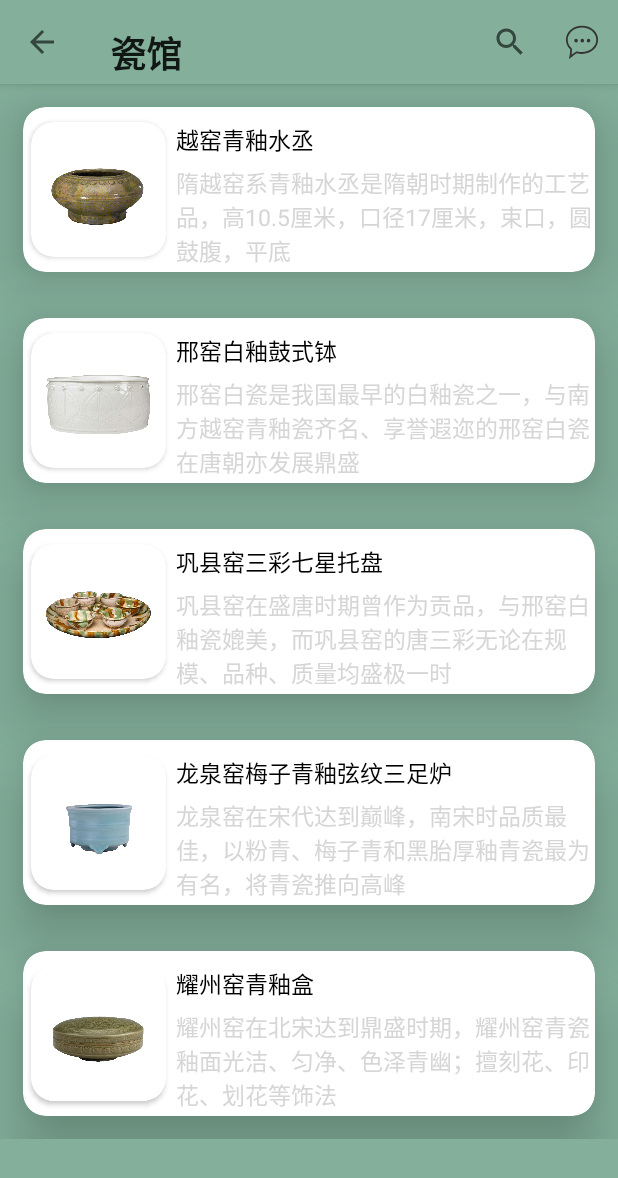
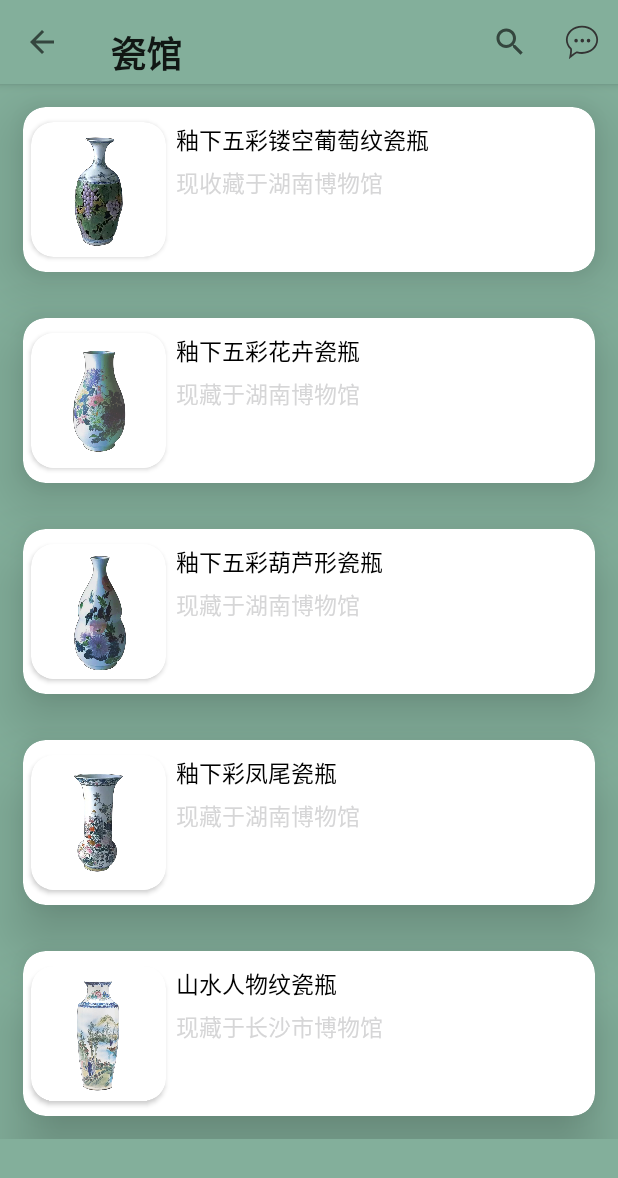
Before and after one commit to leiteorz/PorcelainApp, an Android app: the screen it shows after launch (ChinaGuanCangActivity), after a tap on an icon or button, on a phone screen of 412 x 824 dp. Shown: the top 1178 px of the screen. Run offline under Robolectric (Android 15) with nearby library versions, the phone set to English and light mode, and no system bars; our stand-ins replace Room's generated code; libraries missing offline, so code that uses them is left out: com.tencent.mmkv, com.youth.banner; pictures from the network do not load; 14 statements that could not run were skipped.

Commit message:
替换馆藏，修改我的界面

```diff
--- a/samples/ar-model-viewer/src/main/java/com/android/china/view/ChinaGuanCangActivity.java
+++ b/samples/ar-model-viewer/src/main/java/com/android/china/view/ChinaGuanCangActivity.java
@@ -186,50 +186,50 @@ public class ChinaGuanCangActivity extends AppCompatActivity {
             List<GuanCang> list = new ArrayList<>();
             List<MyCollect> myCollectList = new ArrayList<>();
 
-            GuanCang guanCang1 = new GuanCang("越窑青釉水丞",
-                    "隋越窑系青釉水丞是隋朝时期制作的工艺品，高10.5厘米，口径17厘米，束口，圆鼓腹，平底",
+            GuanCang guanCang1 = new GuanCang("釉下五彩镂空葡萄纹瓷瓶",
+                    "现收藏于湖南博物馆",
                     R.drawable.guancang_1,
-                    "\t\t\t\t隋越窑系青釉水丞是隋朝时期制作的工艺品，高10.5厘米，口径17厘米，束口，圆鼓腹，平底。\n\n\t\t\t\t隋越窑青釉水丞高10.5厘米，口径17厘米，底径5.2厘米。束口，圆鼓腹，平底。内外施青釉，内满釉外釉接近底部，釉面开有细小之纹片，釉色泛青。胎质坚至细腻，烧成温度高，整器造型稳重端庄而又不失秀丽，韵味十足。\n\n\t\t\t\t该种器型始见于南北朝，隋唐时广泛采用，成为通用器型，在传世文物中相同器型的见有陶瓷器、青铜器和金银器等。及至清代，因其器型及其秀美，历朝官窑均沿用此造型生产文房用具，并波及民窑瓷作以及玉作。",
-                    "https://leiteorz.oss-cn-hangzhou.aliyuncs.com/img/guancang1.png"
+                    "\t\t\t\t清宣统二年（公元1910年）制作，高41.5厘米，口径11厘米，底径12.8厘米。为陈设用瓷，喇叭口，细束颈，溜肩，弧腹下敛，圈足。是醴陵窑用彩及镂空透雕装饰的代表器。\n\n\t\t\t\t此瓶颈部及肩部绘田园山水，山水环绕中有小小的村落，村民或插秧，或聊天，旁有小狗等候主人回家，整个图景充满着祥和、宁静的气氛。腹部镂空为枝蔓缠绕的葡萄纹，藤蔓曲折蜿蜒，葡萄晶莹剔透，叶片青翠欲滴，叶脉清晰，毛虫爬行其上，青蛙腾跃其间。通过镂空处可见内瓶花纹。此瓷瓶乃传统套瓶式样。套瓶是以在镂空瓶内套装一小瓶而得名，于明代龙泉窑首创，后来清乾隆年间继续发展，制作出能转动的内瓶即所谓的转心瓶。此件宣统时期的套瓶，从腹部花叶间镂空处可见内瓶，设计结构上也极为生动有趣，可谓匠心独运，兼具审美与实用价值。\n\n\t\t\t\t瓷瓶底双圈内青花书“大清宣统二年湖南瓷业公司”三行楷书款。1905年至1930年之前，醴陵釉下五彩瓷器款识很多，它们都是由指定人员所写。光绪末年款识有“湘造”、“湖南制造”，还有“湖南瓷业公司”、“湖南瓷业学堂制”、“湖南瓷校”、“瓷业公司造”，同时还有编年款“戊申湖南瓷业公司造”，也有不打款识的。早期作品，瓷坯偏厚，量重，款识多为楷书、行书。宣统期间有“大清宣统元年湖南瓷业公司”、“大清宣统二年湖南瓷业公司”、“大清宣统三年湖南瓷业公司”，民国初期有“洪宪元年”款。此外还有学校及画师的姓名款如：“大清宣统二年湖南瓷业公司罗正五制”等。又有作坊款“湖南模范窑业工场造”、“台田”“台田讲习所造”、“长沙台田”、“长沙台田瓷业讲习所谨制”。还有横写瓶口款识等等。款识有双圈和无双圈两种，多为楷书，也有隶书的。",
+                    "https://leiteorz.oss-cn-hangzhou.aliyuncs.com/img/1.png"
             );
             list.add(guanCang1);
-            myCollectList.add(new MyCollect(0,1,0,"越窑青釉水丞","隋越窑系青釉水丞是隋朝时期制作的工艺品，高10.5厘米，口径17厘米，束口，圆鼓腹，平底",R.drawable.guancang_1));
+            myCollectList.add(new MyCollect(0,1,0,"釉下五彩镂空葡萄纹瓷瓶","现收藏于湖南博物馆",R.drawable.guancang_1));
 
-            GuanCang guanCang2 = new GuanCang("邢窑白釉鼓式钵",
-                    "邢窑白瓷是我国最早的白釉瓷之一，与南方越窑青釉瓷齐名、享誉遐迩的邢窑白瓷在唐朝亦发展鼎盛",
+            GuanCang guanCang2 = new GuanCang("釉下五彩花卉瓷瓶",
+                    "现藏于湖南博物馆",
                     R.drawable.guancang_2,
-                    "\t\t\t\t邢窑是中国白瓷的发祥地。中国古代最早的官窑之一。内丘在唐代属于邢州，故史称邢窑。河北内丘邢窑遗址被评为 2012年度全国十大考古新发现。邢窑古代窑址位于今邢台市内丘县与临城县一带。邢窑是中国最早的白瓷窑址，邢白瓷的发明与制作，打破了自商代以来，青瓷一统天下的局面，形成南方以浙江慈溪越窑为代表的青瓷和北方以河北内丘邢窑为代表的白瓷并驾齐驱、平分秋色的格局，形成了 “南青北白”的格局。\n\n\t\t\t\t邢窑创烧于北朝晚期，经过隋朝的飞速发展，到唐朝已达到鼎盛阶段，衰落于唐末五代时期，成为我国早期生产白瓷的中心。\n\n\t\t\t\t邢州（今邢台）瓷窑是唐代七大名窑之一，因产在邢州而得名，是华夏白瓷的鼻祖，在中国陶瓷史上占有非常重要的地位，被称为陶瓷史上一座辉煌的里程碑。\n\n\t\t\t\t邢窑的所在内丘被当称为瓷都，内丘现有如今位于河北省内丘县的中国邢窑博物馆、邢瓷文化体验馆、邢窑遗址博物馆。",
-                    "https://leiteorz.oss-cn-hangzhou.aliyuncs.com/img/guancang2.png"
+                    "\t\t\t\t清宣统（公元1909—1911年），高49.2厘米，口径15.2厘米，底径16.7厘米。陈设用瓷，撇口，束颈，垂鼓腹，圈足。通体白地釉下五彩装饰，腹部绘五彩花卉一束，有菊花、腊梅、山茶花、绣球花等，底双圈内青花书“大清宣统二年湖南瓷业公司”三行楷书款。器物造型秀美，画面素雅，花卉多姿娇娆，寓意富贵吉祥。",
+                    "https://leiteorz.oss-cn-hangzhou.aliyuncs.com/img/2.png"
             );
             list.add(guanCang2);
-            myCollectList.add(new MyCollect(1,1,0,"邢窑白釉鼓式钵","邢窑白瓷是我国最早的白釉瓷之一，与南方越窑青釉瓷齐名、享誉遐迩的邢窑白瓷在唐朝亦发展鼎盛",R.drawable.guancang_2));
+            myCollectList.add(new MyCollect(1,1,0,"釉下五彩花卉瓷瓶","现藏于湖南博物馆",R.drawable.guancang_2));
 
-            GuanCang guanCang3 = new GuanCang("巩县窑三彩七星托盘",
-                    "巩县窑在盛唐时期曾作为贡品，与邢窑白釉瓷媲美，而巩县窑的唐三彩无论在规模、品种、质量均盛极一时",
+            GuanCang guanCang3 = new GuanCang("釉下五彩葫芦形瓷瓶",
+                    "现藏于湖南博物馆",
                     R.drawable.guancang_3,
-                    "\t\t\t\t巩县窑，唐代重要瓷窑，在今河南巩县。1957年发现。隋已生产青瓷平底碗及高足盘等，器外壁施釉不到底，唐代生产白瓷、黑瓷、绞胎、唐三彩及黄、绿、蓝等单色釉陶器。白瓷中有一部分作为贡品，供民间所用之茶器为其大宗产品。巩县窑是已发现的烧造唐三彩的最主要窑址。\n\n\t\t\t\t在今河南省巩县，故名巩县窑。该窑始烧于隋，盛于唐，到五代初衰退。隋代烧青瓷，唐代烧白瓷，还烧三彩陶器、黑瓷、纹胎和茶叶未釉等。产品有碗、注壶、盘口瓶、盒 、钵、杯、豆、枕、人物动物雕塑以及玩具等。\n\n\t\t\t\t该窑产品特征是：白瓷胎色灰白，釉色白腻，质量较好；黑瓷胎体厚重，胎白釉黑，修胎精细，制作规整。三彩陶器胎呈灰白色，釉色有黄、绿、红、兰、白、褐等多种，也有单色釉器及纹胎装饰釉器。工艺特征是器物多为平底、玉壁底、浅圈足园饼状突足等。三彩器是先烧素坏，再挂彩烧成。器物装烧垫具有三岔支具，长方形垫具和园形托珠，器物内或足底一般留有几个垫具痕。",
-                    "https://leiteorz.oss-cn-hangzhou.aliyuncs.com/img/guancang3.png"
+                    "\t\t\t\t清宣统（公元1909—1911年），高32.2厘米，口径5.3厘米，底径9.9厘米。陈设用瓷，喇叭口，束颈，腹作葫芦形，圈足。\n\n\t\t\t\t腹部饰釉下五彩菊花一束，描绘时先以墨线勾勒出花的轮廓，再以色彩涂染，叶正面用深绿，阴面及叶茎用草绿色，花瓣用紫、浅绛色，花蕊以绿色点成，焙烧后墨线消失，有如“无骨画”， 底双圈内青花书“大清宣统二年湖南瓷业公司”三行楷书款。器物造型别致，纹饰色彩妍丽，画工精湛。",
+                    "https://leiteorz.oss-cn-hangzhou.aliyuncs.com/img/3.png"
             );
             list.add(guanCang3);
-            myCollectList.add(new MyCollect(2,1,0,"邢窑白釉鼓式钵","巩县窑在盛唐时期曾作为贡品，与邢窑白釉瓷媲美，而巩县窑的唐三彩无论在规模、品种、质量均盛极一时",R.drawable.guancang_3));
+            myCollectList.add(new MyCollect(2,1,0,"釉下五彩葫芦形瓷瓶","现藏于湖南博物馆",R.drawable.guancang_3));
 
-            GuanCang guanCang4 = new GuanCang("龙泉窑梅子青釉弦纹三足炉",
-                    "龙泉窑在宋代达到巅峰，南宋时品质最佳，以粉青、梅子青和黑胎厚釉青瓷最为有名，将青瓷推向高峰",
+            GuanCang guanCang4 = new GuanCang("釉下彩凤尾瓷瓶",
+                    "现藏于湖南博物馆",
                     R.drawable.guancang_4,
-                    "\t\t\t\t龙泉窑因在今浙江龙泉县，故名，属我国南方青瓷系统。创造于北宋早期，南宋中晚期进入鼎盛时期，至明代中叶以后渐趋衰落，传世的龙泉青瓷下限至清康熙年间，烧造历史达七、八百年之久。北宋时期的龙泉青瓷，胎骨较厚，胎土淡灰，底足露胎处见赭褐色窑红，胎微出烧，釉的玻化程度好，釉层透明，釉表光泽很强。装饰花纹较简练，常见纹样有鱼纹、蕉叶、金枝、荷花等。装饰风格趋于奔放。处于南宋鼎盛时期的龙泉青瓷，形成了自已独有的艺术风格，显示了独特的魅力。\n\n\t\t\t\t南宋龙泉青瓷的造型亦形成自已的风格，稳重大方，浑厚淳朴而又不失秀媚，器型丰富多样，装饰普遍采用刻花和堆塑法，颇具艺术匠心。\n\n\t\t\t\t元代龙泉青瓷烧造量大，风格与南宋迥异：器型高大、胎体厚重；胎色为白中带灰或淡黄；釉色为粉青带黄绿，光泽较强，釉层半透明；装饰手法多种多样，有刻、划、印、贴、塑等，以划花为主，花纹粗略，线条奔放，纹饰以云龙、飞凰、双鱼、八仙、八卦、牡丹、荷叶等为多见。此外，还大量出现汉文和八思巴文字款铭。\n\n\t\t\t\t明代龙泉青瓷走向衰弱，器物胎体厚重，制作粗糙，胎色为灰黄，釉层厚，透明度高，釉表光泽强，釉色有青灰、茶叶末、灰黄等几种，装饰以釉下刻花为主，亦有模印人物故事的装饰方法。\n\n\t\t\t\t宋代龙泉青瓷是青瓷工艺的历史高峰。其青瓷的釉色与质地之美，亦如巧夺天工的人造美玉，全世人为之倾倒。",
-                    "https://leiteorz.oss-cn-hangzhou.aliyuncs.com/img/guancang4.jpg"
+                    "\t\t\t\t釉下彩凤尾瓷瓶为清宣统年间的瓷器，高55.8 口径27.5厘米，1953年，湖南省文管会征集而来。现收藏于湖南省博物馆。\n\n\t\t\t\t陈设用器。器形高大，长颈鼓腹。右上墨书：“浭阳尚书钧鉴 属吏晏元枢监制”。底书“大清宣统三年湖南瓷业公司”青花款。可见这是一件礼品瓷。据考证，“浭阳尚书”指时任鄂汉、川汉铁路督办端方，这件醴陵瓷就是其部下所送。",
+                    "https://leiteorz.oss-cn-hangzhou.aliyuncs.com/img/4.png"
             );
             list.add(guanCang4);
-            myCollectList.add(new MyCollect(3,1,0,"龙泉窑梅子青釉弦纹三足炉","龙泉窑在宋代达到巅峰，南宋时品质最佳，以粉青、梅子青和黑胎厚釉青瓷最为有名，将青瓷推向高峰",R.drawable.guancang_4));
+            myCollectList.add(new MyCollect(3,1,0,"釉下彩凤尾瓷瓶","现藏于湖南博物馆",R.drawable.guancang_4));
 
-            GuanCang guanCang5 = new GuanCang("耀州窑青釉盒",
-                    "耀州窑在北宋达到鼎盛时期，耀州窑青瓷釉面光洁、匀净、色泽青幽；擅刻花、印花、划花等饰法",
+            GuanCang guanCang5 = new GuanCang("山水人物纹瓷瓶",
+                    "现藏于长沙市博物馆",
                     R.drawable.guancang_5,
-                    "\t\t\t\t耀州窑是北方青瓷的代表。唐代开始烧制黑釉、白釉、青釉、茶叶末釉和白釉绿彩、褐彩、黑彩以及三彩陶器等。宋、金以青瓷为主。北宋是耀州窑的鼎盛时期，据记载且为朝廷烧造“贡瓷”。金代延续北宋时期继续发展，元代开始转型，走向末落，经明代、清代，终于民国。\n\n\t\t\t\t耀州窑青瓷的主要特点：纹饰刻的非常清晰，带有北方人的性格特点，史籍上记载又叫刀刀见泥。\n\n\t\t\t\t耀州窑的传统工艺主要体现在原料的采配、成分及加工，泥料的储备及练揉，手工拉坯及修坯，手工雕花、刻花、划花、贴花、印花，釉药的选配、制备及敷施，匣钵、窑具的制作及装窑，火焰气氛及烧成等七个方面。一件制品完成要经过采料、精选、风化、配比、粑泥、陈腐、熟泥、揉泥、手拉坯、修坯、釉料精选、配制、施釉、手工装饰（雕、刻、贴、印）、窑具制作、装窑、烧窑等17道工序。各工序都有相应的技术要求，掌握相关技艺的人被称为“匠人”。",
-                    "https://leiteorz.oss-cn-hangzhou.aliyuncs.com/img/guancang5.png"
+                    "\t\t\t\t清醴陵窑釉下五彩山水人物纹瓷瓶是清代文物。\n\n\t\t\t\t此展品为清代文物。高47.4厘米，口径12厘米，足径13厘米。瓶口微喇，折肩，长圆腹，圈足，足外侧凸起一周，器表作釉下五彩装饰，口外侧有一周由卷叶纹组成的花带，颈部一侧为折枝芙蓉花纹，另一侧为折枝芙蓉花和菊花纹，折肩部由青花绘有花朵纹和如意纹，组成二圈花纹带，腹部彩绘纹饰。现收藏于长沙市博物馆。",
+                    "https://leiteorz.oss-cn-hangzhou.aliyuncs.com/img/5.png"
             );
             list.add(guanCang5);
-            myCollectList.add(new MyCollect(4,1,0,"耀州窑青釉盒","耀州窑在北宋达到鼎盛时期，耀州窑青瓷釉面光洁、匀净、色泽青幽；擅刻花、印花、划花等饰法",R.drawable.guancang_5));
+            myCollectList.add(new MyCollect(4,1,0,"山水人物纹瓷瓶","现藏于长沙市博物馆",R.drawable.guancang_5));
             /**
              * 将list插入数据库中
              */
```
Also changed, not shown: samples/ar-model-viewer/src/main/java/com/android/china/view/ArFragment.java (+3 -4 lines), samples/ar-model-viewer/src/main/res/layout/activity_my_page.xml (+32 -14 lines), samples/ar-model-viewer/src/main/res/layout/recyclerview_ar_porcelain_item.xml (+14 -21 lines), samples/ar-model-viewer/src/main/res/drawable/guancang_1.png, samples/ar-model-viewer/src/main/res/drawable/guancang_2.png, samples/ar-model-viewer/src/main/res/drawable/guancang_3.png, samples/ar-model-viewer/src/main/res/drawable/guancang_4.png, samples/ar-model-viewer/src/main/res/drawable/guancang_5.png.
